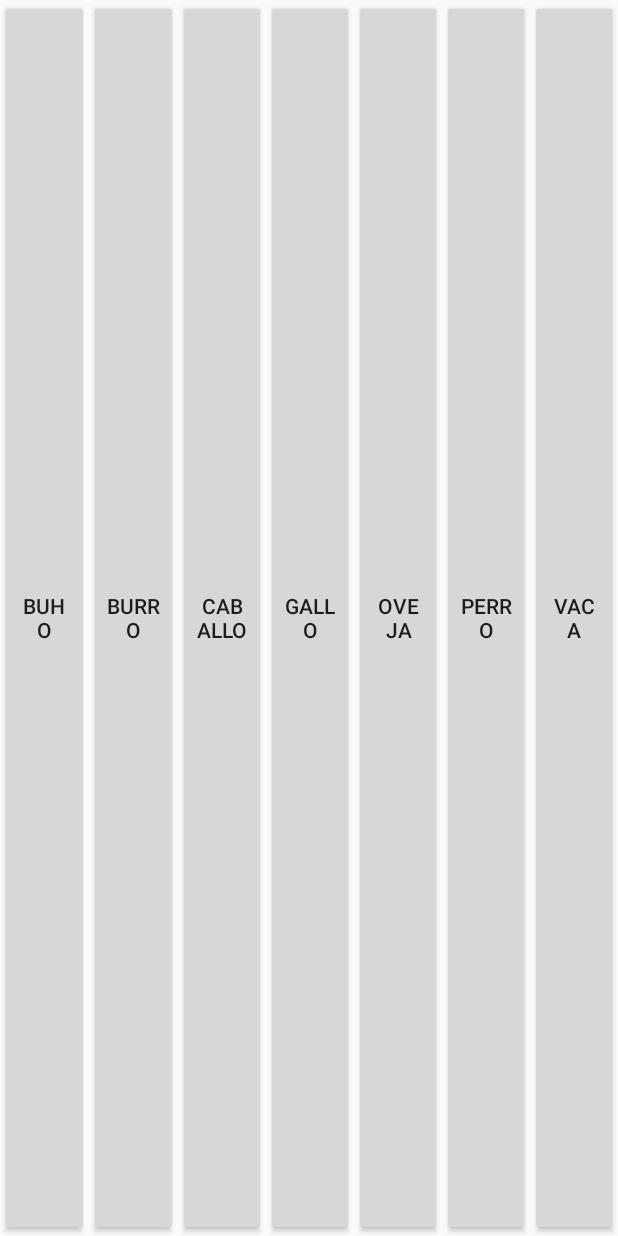
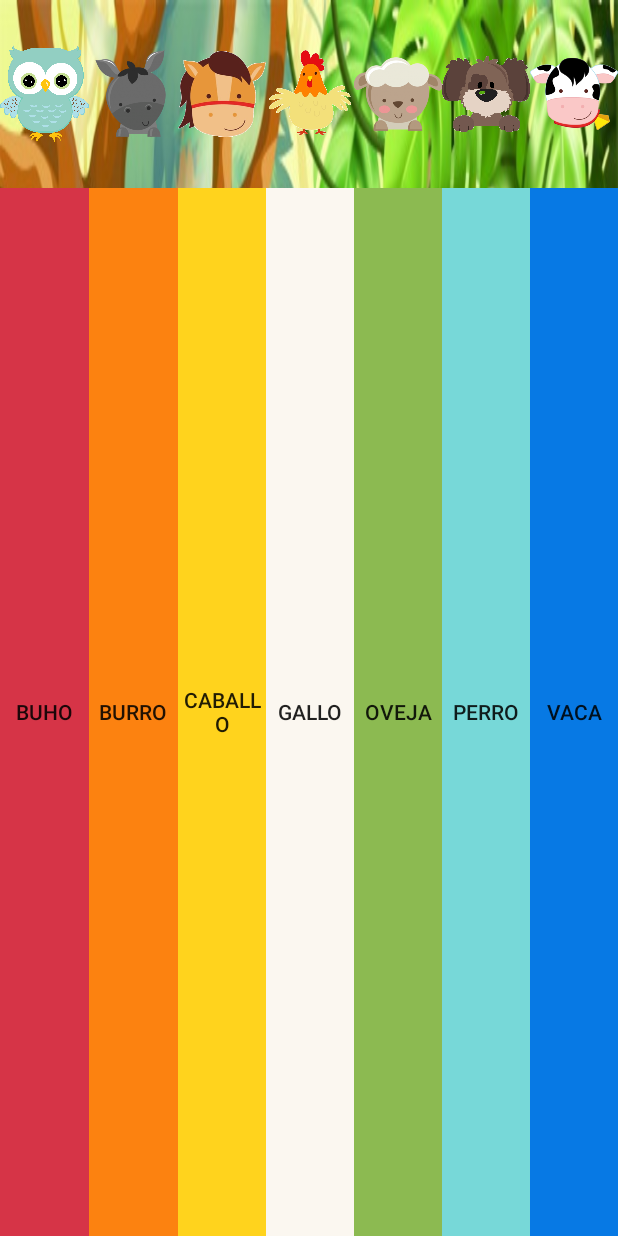
Before and after one commit to MarcoRivera503/PianoGrupo04, an Android app: the layout activity__piano__infantil__selva.xml on its own in the app's theme, with its tools: preview values and no code run, on a phone screen of 412 x 824 dp. Run offline under Robolectric (Android 15) with nearby library versions, the phone set to English and light mode, and no system bars.

Commit message:
piano selva infantil terminado

```diff
--- a/app/src/main/res/layout/activity__piano__infantil__selva.xml
+++ b/app/src/main/res/layout/activity__piano__infantil__selva.xml
@@ -4,14 +4,75 @@
     xmlns:tools="http://schemas.android.com/tools"
     android:layout_width="match_parent"
     android:layout_height="match_parent"
+    android:orientation="vertical"
+    android:background="@drawable/selva_fondo"
+    tools:context=".activity_Piano_Infantil_Selva">
+    <LinearLayout
+        android:layout_width="match_parent"
         android:orientation="horizontal"
-    tools:context=".activity_Piano_Infantil_Selva">
+        android:layout_height="125dp">
 
+
+        <ImageView
+            android:id="@+id/imageView"
+            android:layout_width="match_parent"
+            android:layout_height="match_parent"
+            android:layout_weight="1"
+            app:srcCompat="@drawable/buho1" />
+
+        <ImageView
+            android:id="@+id/imageView2"
+            android:layout_width="match_parent"
+            android:layout_height="match_parent"
+            android:layout_weight="1"
+            app:srcCompat="@drawable/burro" />
+
+        <ImageView
+            android:id="@+id/imageView3"
+            android:layout_width="match_parent"
+            android:layout_height="match_parent"
+            android:layout_weight="1"
+            app:srcCompat="@drawable/caballo" />
+
+        <ImageView
+            android:id="@+id/imageView4"
+            android:layout_width="match_parent"
+            android:layout_height="match_parent"
+            android:layout_weight="1"
+            app:srcCompat="@drawable/gallo" />
+
+        <ImageView
+            android:id="@+id/imageView5"
+            android:layout_width="match_parent"
+            android:layout_height="match_parent"
+            android:layout_weight="1"
+            app:srcCompat="@drawable/oveja" />
+
+        <ImageView
+            android:id="@+id/imageView6"
+            android:layout_width="match_parent"
+            android:layout_height="match_parent"
+            android:layout_weight="1"
+            app:srcCompat="@drawable/perro" />
+
+        <ImageView
+            android:id="@+id/imageView7"
+            android:layout_width="match_parent"
+            android:layout_height="match_parent"
+            android:layout_weight="1"
+            app:srcCompat="@drawable/vaca" />
+
+    </LinearLayout>
+    <LinearLayout
+        android:layout_width="match_parent"
+        android:layout_height="match_parent"
+        android:orientation="horizontal">
         <Button
             android:id="@+id/idarpa"
             android:layout_width="wrap_content"
             android:layout_height="match_parent"
             android:layout_weight="1"
+            android:background="#d63447"
             android:onClick="buho"
             android:text="buho" />
 
@@ -21,6 +82,7 @@
             android:layout_height="match_parent"
             android:layout_weight="1"
             android:onClick="burro"
+            android:background="#fc8210"
             android:text="Burro" />
 
         <Button
@@ -29,6 +91,7 @@
             android:layout_height="match_parent"
             android:layout_weight="1"
             android:onClick="caballo"
+            android:background="#ffd31d"
             android:text="caballo" />
 
         <Button
@@ -37,6 +100,7 @@
             android:layout_height="match_parent"
             android:layout_weight="1"
             android:onClick="gallo"
+            android:background="#fbf7f0"
             android:text="gallo" />
 
         <Button
@@ -45,6 +109,7 @@
             android:layout_height="match_parent"
             android:layout_weight="1"
             android:onClick="oveja"
+            android:background="#8cba51"
             android:text="oveja" />
 
         <Button
@@ -53,6 +118,7 @@
             android:layout_height="match_parent"
             android:layout_weight="1"
             android:onClick="perro"
+            android:background="#77d8d8"
             android:text="perro" />
 
         <Button
@@ -60,6 +126,9 @@
             android:layout_width="wrap_content"
             android:layout_height="match_parent"
             android:layout_weight="1"
+            android:background="#0779e4"
             android:onClick="vaca"
             android:text="vaca" />
     </LinearLayout>
+
+</LinearLayout>
--- a/app/src/main/res/values/colors.xml
+++ b/app/src/main/res/values/colors.xml
@@ -1,6 +1,6 @@
 <?xml version="1.0" encoding="utf-8"?>
 <resources>
-    <color name="colorPrimary">#6200EE</color>
+    <color name="colorPrimary">#161220</color>
     <color name="colorPrimaryDark">#161220</color>
     <color name="colorAccent">#03DAC5</color>
 </resources>
```
Also changed, not shown: app/src/main/java/sv/edu/catolica/pianogrupo04/activity_Piano_Infantil_Selva.java (+29 -1 lines), app/src/main/java/sv/edu/catolica/pianogrupo04/activity_Piano_Instrumental.java (+29 -1 lines), app/src/main/res/drawable/buho1.png (added), app/src/main/res/drawable/burro.png (added), app/src/main/res/drawable/caballo.png (added), app/src/main/res/drawable/gallo.png (added), app/src/main/res/drawable/oveja.png (added), app/src/main/res/drawable/perro.png (added), app/src/main/res/drawable/selva_fondo.jpeg (added), app/src/main/res/drawable/vaca.png (added). Lines whose indentation alone changed are shown as unchanged.
